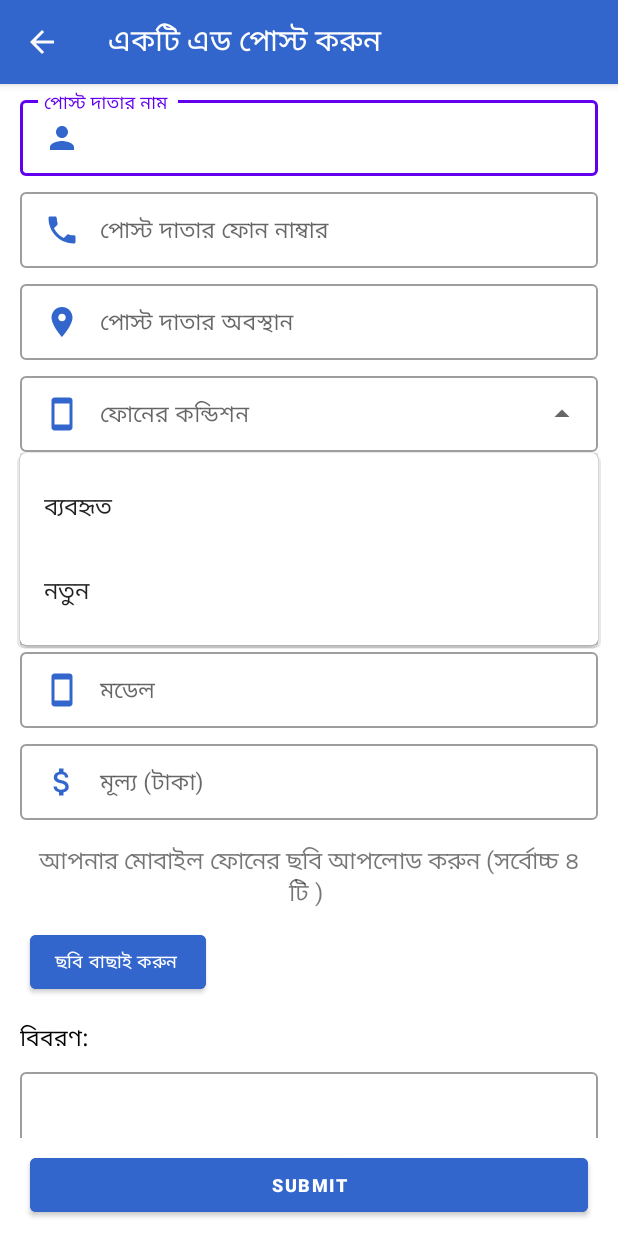
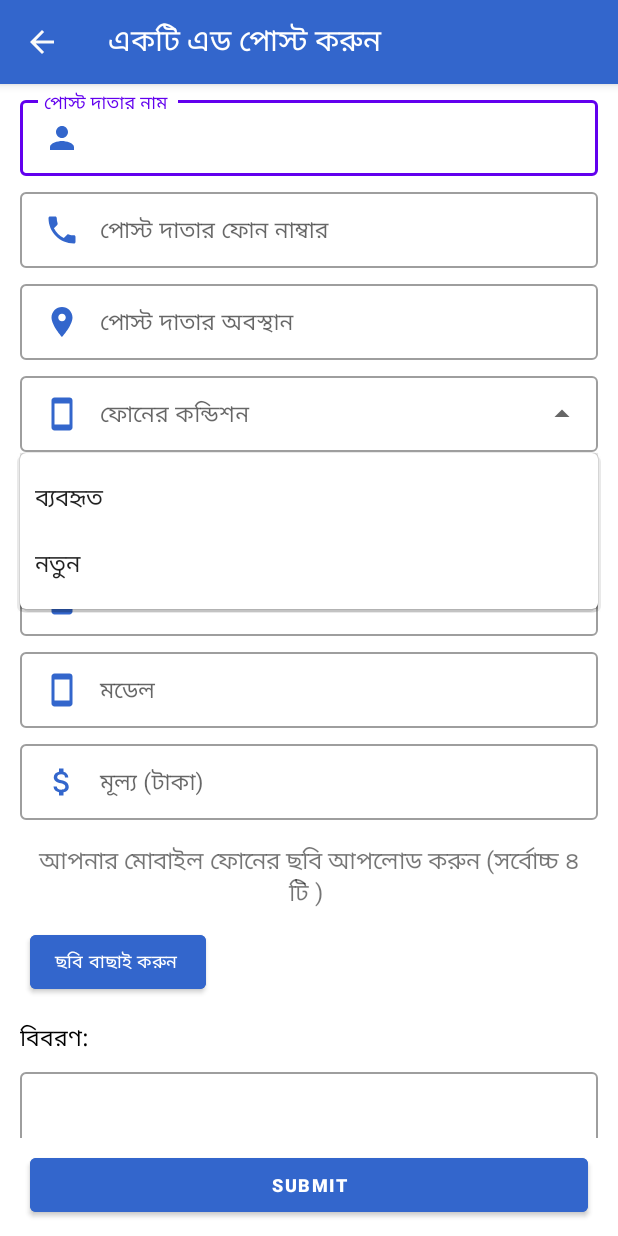
Before and after one commit to mehediazad/Azadi.com, an Android app: the SellerAddActivity screen opened directly, with no data from a screen before it, after a tap on an icon or button, on a phone screen of 412 x 824 dp. Run offline under Robolectric (Android 15) with nearby library versions, the phone set to English and light mode, and no system bars; our stand-ins replace data binding; libraries missing offline, so code that uses them is left out: com.github.dhaval2404.imagepicker; 1 other tap on this screen came first.

Commit message:
selete item list done

```diff
--- a/AzadiCom/app/src/main/java/com/example/azadicom/view/activities/SellerAddActivity.java
+++ b/AzadiCom/app/src/main/java/com/example/azadicom/view/activities/SellerAddActivity.java
@@ -45,6 +45,9 @@ public class SellerAddActivity extends AppCompatActivity implements MultipleImag
     private static final int PICK_IMAGE = 1;
     //
     String[] Phone_Condition = {"ব্যবহৃত","নতুন"};
+    String[] Phone_Genuine = {"আসল","রিফারবিশড"};
+    String[] Phone_Brand = {"Samsung","Apple","Huawei","Xiaomi","Vivo","Oppo","Realme","Tecno","Symphony","Nokia","Walton","itel","Oneplus",
+    "Motorola","Infinix"};
     ArrayAdapter<String> adapterItems;
 
 
@@ -55,7 +58,6 @@ public class SellerAddActivity extends AppCompatActivity implements MultipleImag
 
         binding.Toolbar.setNavigationOnClickListener(view -> onBackPressed());
 
-//        binding.image1.setOnClickListener(v -> startImagePicker());
         setUpRecyclerView();
 
         binding.buttonMultipleImageSubmit.setOnClickListener(v -> startImagePicker());
@@ -63,11 +65,32 @@ public class SellerAddActivity extends AppCompatActivity implements MultipleImag
         adapterItems = new ArrayAdapter<String>(this, R.layout.list_item, Phone_Condition);
         binding.actSelectPhoneCondition.setAdapter(adapterItems);
 
+        adapterItems = new ArrayAdapter<String>(this, R.layout.list_item, Phone_Genuine);
+        binding.actSelectPhoneGenuine.setAdapter(adapterItems);
+
+        adapterItems = new ArrayAdapter<String>(this,R.layout.list_item, Phone_Brand);
+        binding.actSelectPhoneBand.setAdapter(adapterItems);
+
         binding.actSelectPhoneCondition.setOnItemClickListener(new AdapterView.OnItemClickListener() {
             @Override
             public void onItemClick(AdapterView<?> adapterView, View view, int i, long l) {
                 String item = adapterView.getItemAtPosition(i).toString();
                 Toast.makeText(getApplicationContext(),"অবস্থা: "+item,Toast.LENGTH_SHORT).show();
+            }
+        });
+
+        binding.actSelectPhoneGenuine.setOnItemClickListener(new AdapterView.OnItemClickListener() {
+            @Override
+            public void onItemClick(AdapterView<?> adapterView, View view, int i, long l) {
+                String item = adapterView.getItemAtPosition(i).toString();
+                Toast.makeText(getApplicationContext(),"প্রকৃতি: "+item,Toast.LENGTH_SHORT).show();
+            }
+        });
+        binding.actSelectPhoneBand.setOnItemClickListener(new AdapterView.OnItemClickListener() {
+            @Override
+            public void onItemClick(AdapterView<?> adapterView, View view, int i, long l) {
+                String item = adapterView.getItemAtPosition(i).toString();
+                Toast.makeText(getApplicationContext(),"Band: "+item,Toast.LENGTH_SHORT).show();
             }
         });
 
--- a/AzadiCom/app/src/main/res/layout/activity_seller_add.xml
+++ b/AzadiCom/app/src/main/res/layout/activity_seller_add.xml
@@ -333,7 +333,6 @@
 
             </RelativeLayout>
 
-
         </ScrollView>
 
         <com.google.android.material.button.MaterialButton
@@ -352,7 +351,6 @@
             android:textSize="12dp"
             android:textStyle="bold" />
 
-
     </RelativeLayout>
 
 
--- a/AzadiCom/app/src/main/res/layout/list_item.xml
+++ b/AzadiCom/app/src/main/res/layout/list_item.xml
@@ -4,7 +4,7 @@
     <TextView
         android:layout_width="match_parent"
         android:layout_height="wrap_content"
-        android:padding="16dp"
+        android:padding="10dp"
         android:ellipsize="end"
         android:maxLines="1"
         android:textAppearance="?attr/textAppearanceSubtitle1">
```
